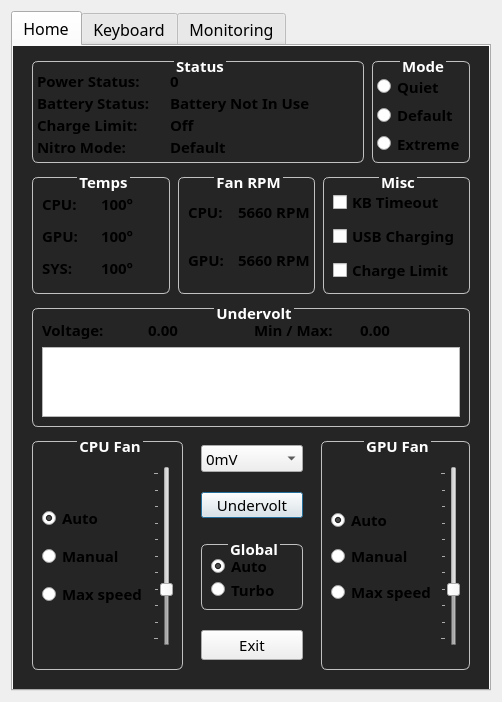
The window that dialog.ui (Packss/Linux-NitroSense) describes before a commit, drawn with Qt 5.
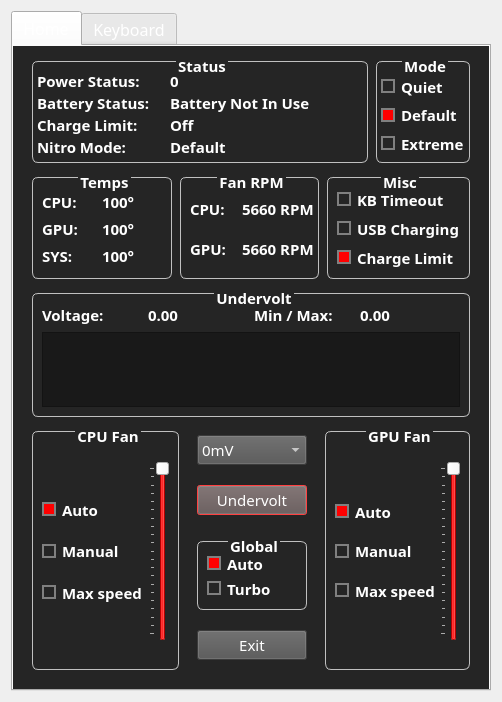
The same window after the commit. The open tabs and pages were chosen to show the change.

Commit message: Kinda ugly but at least we have dialog.ui

```diff
--- a/dialog.ui
+++ b/dialog.ui
@@ -11,7 +11,7 @@
    </rect>
   </property>
   <property name="sizePolicy">
-   <sizepolicy hsizetype="Fixed" vsizetype="Fixed">
+   <sizepolicy hsizetype="Maximum" vsizetype="Maximum">
     <horstretch>0</horstretch>
     <verstretch>0</verstretch>
    </sizepolicy>
@@ -26,11 +26,20 @@
    <string>Nitro Sense™</string>
   </property>
   <property name="styleSheet">
-   <string notr="true">QWidget #tab, #monitoring_tab, #keyboard_tab {;
+   <string notr="true">* {;
+	color: white;
+	selection-background-color: rgb(255, 0, 0);
+}
+QWidget #tab, #monitoring_tab, #keyboard_tab {;
     background-repeat: no-repeat;
     background-position: top center;
     background-color: #252525;
 }
+QPushButton, QComboButton, QComboBox {;
+    background-repeat: no-repeat;
+    background-position: top center;
+    background-color: #535353;
+}
 QGroupBox {
     color: blue;
     font: bold;
@@ -45,20 +54,32 @@
     /* background-color: yellow; */
 }
 
-QGroupBox #powerStatusLabel, #batteryStatusLabel, #batteryChargeLimitLabel, #nitroModeLabel, #cpuTempLabel, #gpuTempLabel, #sysTempLabel, #cpuFanSpeedLabel, #gpuFanSpeedLabel, #voltageLabel, #voltageMinMaxLabel, #voltageAverageLabel, #mode_label, #zone_label, #speed_label, #brightness_label, #direction_label {
+QGroupBox #powerStatusLabel, #batteryStatusLabel, #batteryChargeLimitLabel, #nitroModeLabel, #cpuTempLabel, #gpuTempLabel, #sysTempLabel, #cpuFanSpeedLabel, #gpuFanSpeedLabel, #voltageLabel, #voltageMinMaxLabel, #voltageAverageLabel, #mode_label, #zone_label, #speed_label, #brightness_label, #direction_label, #undervolt_box {
     color: gray;
 }
 QGroupBox::title {
     subcontrol-origin: margin;
     subcontrol-position: top center;
     color: white;
+}
+QRadioButton::indicator {
+    border: 2px solid gray;
+}
+QRadioButton::indicator:checked {
+    background-color: red;
+}
+QCheckBox::indicator {
+	border: 2px solid gray;
+}
+QCheckBox::indicator:checked {
+	background-color: red;
 }</string>
   </property>
   <layout class="QVBoxLayout" name="verticalLayout">
    <item>
     <widget class="QTabWidget" name="fan_control_tab">
      <property name="sizePolicy">
-      <sizepolicy hsizetype="Preferred" vsizetype="Preferred">
+      <sizepolicy hsizetype="Maximum" vsizetype="Maximum">
        <horstretch>0</horstretch>
        <verstretch>0</verstretch>
       </sizepolicy>
@@ -85,10 +106,28 @@
      <property name="cursor">
       <cursorShape>ArrowCursor</cursorShape>
      </property>
+     <property name="styleSheet">
+      <string notr="true"/>
+     </property>
      <property name="currentIndex">
       <number>1</number>
      </property>
      <widget class="QWidget" name="tab">
+      <property name="sizePolicy">
+       <sizepolicy hsizetype="Maximum" vsizetype="Maximum">
+        <horstretch>0</horstretch>
+        <verstretch>0</verstretch>
+       </sizepolicy>
+      </property>
+      <property name="maximumSize">
+       <size>
+        <width>480</width>
+        <height>680</height>
+       </size>
+      </property>
+      <property name="styleSheet">
+       <string notr="true"/>
+      </property>
       <attribute name="title">
        <string>Home</string>
       </attribute>
@@ -152,7 +191,13 @@
              <property name="title">
               <string>Status</string>
              </property>
+             <property name="alignment">
+              <set>Qt::AlignmentFlag::AlignLeading|Qt::AlignmentFlag::AlignLeft|Qt::AlignmentFlag::AlignVCenter</set>
+             </property>
              <layout class="QFormLayout" name="formLayout_2">
+              <property name="labelAlignment">
+               <set>Qt::AlignmentFlag::AlignLeading|Qt::AlignmentFlag::AlignLeft|Qt::AlignmentFlag::AlignVCenter</set>
+              </property>
               <property name="horizontalSpacing">
                <number>20</number>
               </property>
@@ -440,6 +485,9 @@
                 <property name="text">
                  <string>Default</string>
                 </property>
+                <property name="checked">
+                 <bool>true</bool>
+                </property>
                </widget>
               </item>
               <item>
@@ -883,6 +931,9 @@
                 <property name="text">
                  <string>Charge Limit</string>
                 </property>
+                <property name="checked">
+                 <bool>true</bool>
+                </property>
                </widget>
               </item>
              </layout>
@@ -909,6 +960,9 @@
            <property name="cursor">
             <cursorShape>ArrowCursor</cursorShape>
            </property>
+           <property name="styleSheet">
+            <string notr="true"/>
+           </property>
            <property name="title">
             <string>Undervolt</string>
            </property>
@@ -996,13 +1050,16 @@
               <property name="font">
                <font>
                 <family>TT Squares</family>
-                <pointsize>11</pointsize>
+                <pointsize>8</pointsize>
                 <fontweight>Light</fontweight>
                </font>
               </property>
               <property name="cursor" stdset="0">
                <cursorShape>ArrowCursor</cursorShape>
               </property>
+              <property name="styleSheet">
+               <string notr="true">background-color: rgb(25, 25, 25);</string>
+              </property>
              </widget>
             </item>
             <item row="0" column="0">
@@ -1077,6 +1134,9 @@
                 </property>
                 <item>
                  <widget class="QRadioButton" name="cpu_auto">
+                  <property name="enabled">
+                   <bool>true</bool>
+                  </property>
                   <property name="sizePolicy">
                    <sizepolicy hsizetype="Preferred" vsizetype="Preferred">
                     <horstretch>0</horstretch>
@@ -1177,10 +1237,13 @@
                  <cursorShape>ArrowCursor</cursorShape>
                 </property>
                 <property name="maximum">
-                 <number>10</number>
+                 <number>20</number>
                 </property>
                 <property name="value">
-                 <number>3</number>
+                 <number>20</number>
+                </property>
+                <property name="tracking">
+                 <bool>true</bool>
                 </property>
                 <property name="orientation">
                  <enum>Qt::Orientation::Vertical</enum>
@@ -1239,6 +1302,9 @@
                  <property name="cursor">
                   <cursorShape>ArrowCursor</cursorShape>
                  </property>
+                 <property name="styleSheet">
+                  <string notr="true"/>
+                 </property>
                  <property name="iconSize">
                   <size>
                    <width>16</width>
@@ -1311,6 +1377,9 @@
                  <property name="cursor">
                   <cursorShape>ArrowCursor</cursorShape>
                  </property>
+                 <property name="styleSheet">
+                  <string notr="true"/>
+                 </property>
                  <property name="text">
                   <string>Undervolt</string>
                  </property>
@@ -1572,10 +1641,13 @@
                  <cursorShape>ArrowCursor</cursorShape>
                 </property>
                 <property name="maximum">
-                 <number>10</number>
+                 <number>20</number>
                 </property>
                 <property name="value">
-                 <number>3</number>
+                 <number>20</number>
+                </property>
+                <property name="tracking">
+                 <bool>true</bool>
                 </property>
                 <property name="orientation">
                  <enum>Qt::Orientation::Vertical</enum>
@@ -1917,66 +1989,6 @@
        </layout>
       </widget>
      </widget>
-     <widget class="QWidget" name="monitoring_tab">
-      <property name="sizePolicy">
-       <sizepolicy hsizetype="Maximum" vsizetype="Maximum">
-        <horstretch>0</horstretch>
-        <verstretch>0</verstretch>
-       </sizepolicy>
-      </property>
-      <property name="maximumSize">
-       <size>
-        <width>480</width>
-        <height>680</height>
-       </size>
-      </property>
-      <attribute name="title">
-       <string>Monitoring</string>
-      </attribute>
-      <widget class="QGroupBox" name="chart_box">
-       <property name="geometry">
-        <rect>
-         <x>4</x>
-         <y>4</y>
-         <width>461</width>
-         <height>631</height>
-        </rect>
-       </property>
-       <property name="sizePolicy">
-        <sizepolicy hsizetype="Maximum" vsizetype="Maximum">
-         <horstretch>0</horstretch>
-         <verstretch>0</verstretch>
-        </sizepolicy>
-       </property>
-       <property name="maximumSize">
-        <size>
-         <width>480</width>
-         <height>680</height>
-        </size>
-       </property>
-       <property name="mouseTracking">
-        <bool>false</bool>
-       </property>
-       <property name="title">
-        <string>Charts</string>
-       </property>
-       <layout class="QVBoxLayout" name="chartLayout">
-        <item>
-         <widget class="QLabel" name="voltageChart">
-          <property name="sizePolicy">
-           <sizepolicy hsizetype="Preferred" vsizetype="Preferred">
-            <horstretch>0</horstretch>
-            <verstretch>0</verstretch>
-           </sizepolicy>
-          </property>
-          <property name="text">
-           <string>Voltage Chart</string>
-          </property>
-         </widget>
-        </item>
-       </layout>
-      </widget>
-     </widget>
     </widget>
    </item>
   </layout>
```
Left out of the diff: 31 changed lines with no effect on the pictures. The commit also changes 2 other files.
